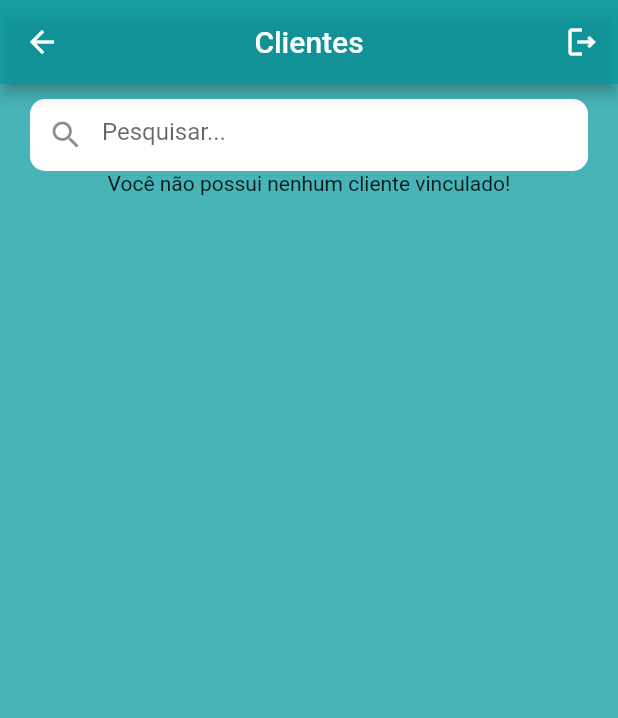
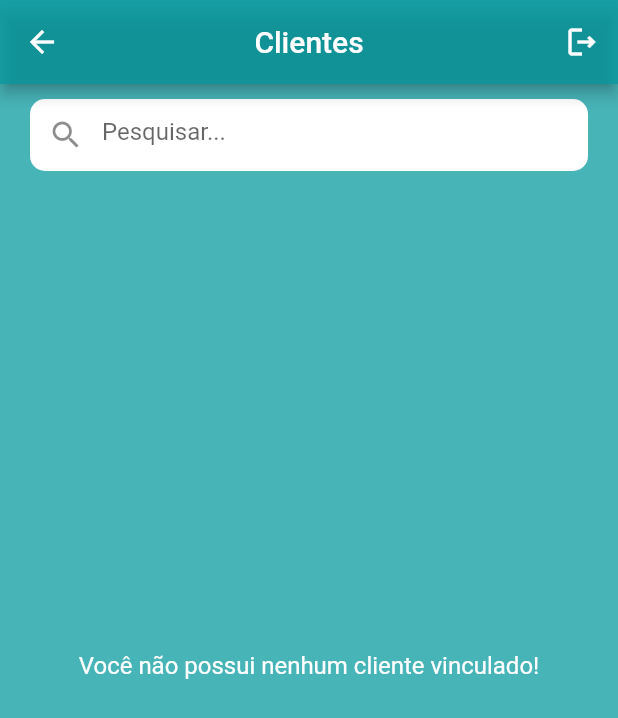
Before and after one commit to dequim1000/nutriaumigos, a Flutter app: the UsuariosPage screen opened directly with empty values, on a phone screen of 412 x 824 dp. Shown: the top 718 px of the screen. Run offline on Flutter 3.47's test engine with Material 2 defaults, Android fonts, the light colour scheme and no system bars; our stand-ins replace cloud_firestore, firebase_auth, firebase_core, firebase_storage, mask_text_input_formatter; missing offline and left inert: cpf_cnpj_validator, dart:ffi; accounts and stored records are empty; network calls fail.

Commit message:
Correções de Alinhamento e LandScape

```diff
--- a/lib/Screens/Menu/home.page.dart
+++ b/lib/Screens/Menu/home.page.dart
@@ -197,8 +197,10 @@ class _HomePageState extends State<HomePage> {
           );
         }
         if (snapshot.connectionState == ConnectionState.done) {
-          return Image.network(
-            snapshot.data.toString(),
+          return Center(
+            child: Image.network(
+              snapshot.data.toString(),
+            ),
           );
         }
         return const Center(child: CircularProgressIndicator());
--- a/lib/Screens/usuarios/usariosPage.dart
+++ b/lib/Screens/usuarios/usariosPage.dart
@@ -315,7 +315,14 @@ class _UsuariosPageState extends State<UsuariosPage> {
             ),
           if (allData.isEmpty && widget.tipoUsuario != 'Clientes')
             Container(
-              child: Text("Você não possui nenhum cliente vinculado!"),
+              height: MediaQuery.of(context).size.height*0.8,
+              child: const Center(
+                child: Text(
+                  "Você não possui nenhum cliente vinculado!",
+                  textAlign: TextAlign.center,
+                  style: TextStyle(color: Colors.white, fontSize: 16),
+                ),
+              ),
             ),
         ],
       ),
--- a/lib/main.dart
+++ b/lib/main.dart
@@ -1,5 +1,6 @@
 import 'package:firebase_core/firebase_core.dart';
 import 'package:flutter/material.dart';
+import 'package:flutter/services.dart';
 import 'package:nutriaumigos/Screens/Alimentacao/alimentacao.dart';
 import 'package:nutriaumigos/Screens/Alimentacao/listaAlimentosPage.dart';
 import 'package:nutriaumigos/Screens/Animais/listaAnimaisPage.dart';
@@ -18,6 +19,8 @@ import 'Screens/Login/login.dart';
 void main() async {
   WidgetsFlutterBinding.ensureInitialized();
   await Firebase.initializeApp();
+  SystemChrome.setPreferredOrientations(
+    [DeviceOrientation.portraitUp]);
   runApp(const MyApp());
 }
 
```
Also changed, not shown: 1 other file.
